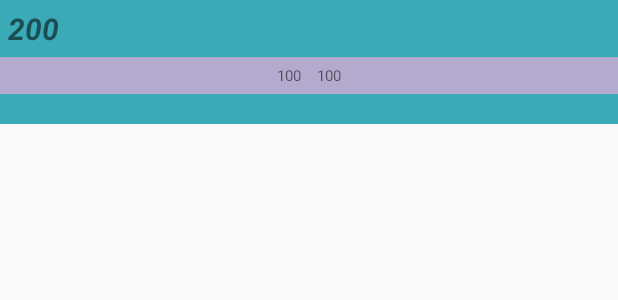
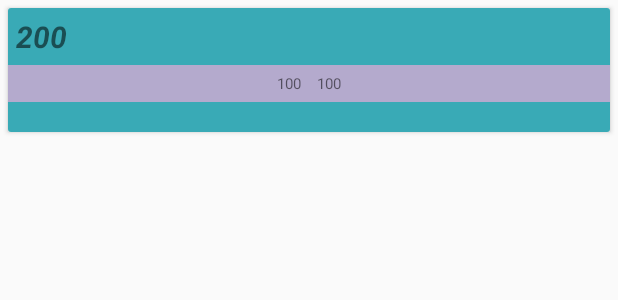
Before and after one commit to sahaabir917/Api-project-7.13.20, an Android app: the layout footballrow.xml on its own in the app's theme, with its tools: preview values and no code run, on a phone screen of 412 x 824 dp. Shown: the top 300 px of the screen. Run offline under Robolectric (Android 15) with nearby library versions, the phone set to English and light mode, and no system bars.

Commit message:
cardview added with partial native ad

```diff
--- a/app/build.gradle
+++ b/app/build.gradle
@@ -55,6 +55,7 @@ dependencies {
     implementation 'android.arch.navigation:navigation-ui-ktx:1.0.0'
     implementation 'com.google.android.gms:play-services-ads:19.2.0'
     implementation "android.arch.paging:runtime:1.0.0"
+    implementation "androidx.cardview:cardview:1.0.0"
     implementation project(':nativetemplates')
 
 }
--- a/app/src/main/AndroidManifest.xml
+++ b/app/src/main/AndroidManifest.xml
@@ -21,7 +21,7 @@
 
         <meta-data
             android:name="com.google.android.gms.ads.APPLICATION_ID"
-            android:value="ca-app-pub-7458814027439195~5014089812"/>
+            android:value="ca-app-pub-7458814027439195~2967307134"/>
 
     </application>
 
--- a/app/src/main/res/layout/activity_main.xml
+++ b/app/src/main/res/layout/activity_main.xml
@@ -10,7 +10,7 @@
 
     <LinearLayout
         android:layout_width="wrap_content"
-        android:layout_height="430dp"
+        android:layout_height="400dp"
         android:orientation="vertical">
 
         <fragment
--- a/app/src/main/res/layout/footballrow.xml
+++ b/app/src/main/res/layout/footballrow.xml
@@ -3,6 +3,11 @@
     xmlns:android="http://schemas.android.com/apk/res/android" android:layout_width="match_parent"
     android:orientation="vertical"
     android:layout_height="wrap_content">
+
+    <androidx.cardview.widget.CardView xmlns:android="http://schemas.android.com/apk/res/android"
+        android:layout_width="match_parent"
+        android:layout_height="wrap_content"
+        android:layout_margin="5dp">
 
 
         <LinearLayout
@@ -52,4 +57,10 @@
 
 
         </LinearLayout>
+
+    </androidx.cardview.widget.CardView>
+
+
+
+
 </LinearLayout>
```
Also changed, not shown: app/src/main/java/com/example/apiservice3/FootballAdapter.kt (+22 -26 lines), app/src/main/java/com/example/apiservice3/MainActivity.kt (+14 -17 lines). Lines whose indentation alone changed are shown as unchanged.
